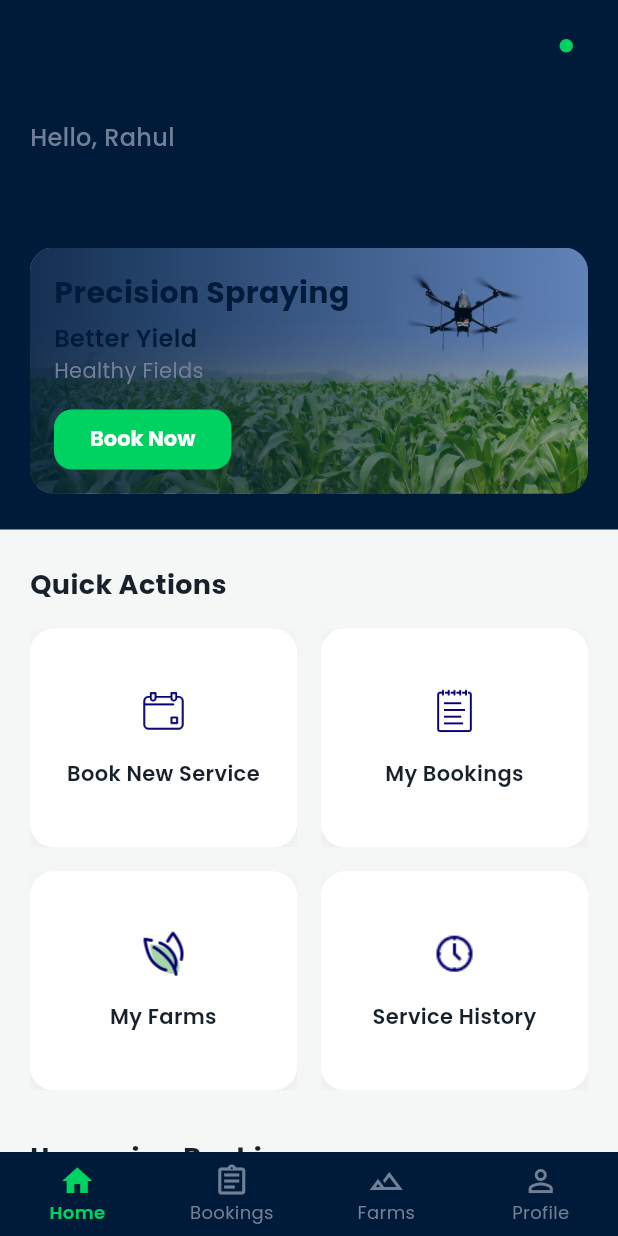
After one commit to Lakshya-Aerotech/Android-App, a Flutter app: the FarmerHomeScreen screen opened by its route, on a phone screen of 412 x 824 dp. The commit adds this screen. Run offline on Flutter 3.47's test engine with Material 3 defaults, Android fonts, the phone set to English and light mode, and no system bars; our stand-ins replace cloud_firestore, firebase_auth, firebase_core, flutter_riverpod, go_router, google_fonts and 1 more; accounts and stored records are empty.

Commit message:
feat: merge authentication and farmer home modules

```diff
--- a/lib/core/routes/app_router.dart
+++ b/lib/core/routes/app_router.dart
@@ -7,10 +7,48 @@ import '../../features/auth/presentation/otp_screen.dart';
 import '../../features/auth/presentation/complete_profile_screen.dart';
 import '../../features/auth/viewmodel/auth_viewmodel.dart';
 import '../../features/auth/models/user_model.dart';
+import '../../features/farmer/home/farmer_home_screen.dart';
 
 final routerProvider = Provider<GoRouter>((ref) {
+  final user = ref.watch(userModelProvider);
+  final isInitializing = ref.watch(isAuthInitializingProvider);
+
   return GoRouter(
     initialLocation: '/splash',
+    redirect: (context, state) {
+      final isAuthPath = state.matchedLocation == '/login' ||
+                         state.matchedLocation == '/otp';
+      final isSplash = state.matchedLocation == '/splash';
+
+      // 1. If still initializing (checking Firebase + Firestore), stay on splash
+      if (isInitializing) return '/splash';
+
+      // 2. If no user is logged in
+      if (user == null) {
+        // If not on an auth page, go to login
+        if (!isAuthPath && !isSplash) return '/login';
+        // If on splash after initialization, go to login
+        if (isSplash) return '/login';
+        return null;
+      }
+
+      // 3. If user is logged in and on an auth page or splash, redirect to dashboard
+      if (isAuthPath || isSplash || state.matchedLocation == '/') {
+        // Check profile completion for farmers
+        if (user.role == UserRole.farmer && !user.profileCompleted) {
+          return '/complete-profile';
+        }
+        // Redirect to their respective dashboard
+        return _getRoleDashboard(user.role);
+      }
+
+      // 4. Farmer profile completion guard
+      if (user.role == UserRole.farmer && !user.profileCompleted && state.matchedLocation != '/complete-profile') {
+        return '/complete-profile';
+      }
+
+      return null;
+    },
     routes: [
       GoRoute(
         path: '/splash',
@@ -32,10 +70,10 @@ final routerProvider = Provider<GoRouter>((ref) {
         builder: (context, state) => const CompleteProfileScreen(),
       ),
 
-      // Farmer Placeholder
+      // Farmer Dashboard
       GoRoute(
         path: '/farmer',
-        builder: (context, state) => _placeholderDashboard('Farmer Dashboard', context),
+        builder: (context, state) => const FarmerHomeScreen(),
       ),
 
       // Pilot Placeholder
@@ -56,28 +94,22 @@ final routerProvider = Provider<GoRouter>((ref) {
         builder: (context, state) => _placeholderDashboard('Admin Dashboard', context),
       ),
 
-      // Root redirect logic
       GoRoute(
         path: '/',
-        redirect: (context, state) {
-          final user = ref.read(userModelProvider);
-          if (user == null) return '/splash';
-
-          if (user.role == UserRole.farmer && !user.profileCompleted) {
-            return '/complete-profile';
-          }
-
-          switch (user.role) {
-            case UserRole.farmer: return '/farmer';
-            case UserRole.pilot: return '/pilot';
-            case UserRole.operations: return '/operations';
-            case UserRole.admin: return '/admin';
-          }
-        },
+        builder: (context, state) => const SplashScreen(), // Should be caught by redirect
       ),
     ],
   );
 });
+
+String _getRoleDashboard(UserRole role) {
+  switch (role) {
+    case UserRole.farmer: return '/farmer';
+    case UserRole.pilot: return '/pilot';
+    case UserRole.operations: return '/operations';
+    case UserRole.admin: return '/admin';
+  }
+}
 
 Widget _placeholderDashboard(String title, BuildContext context) {
   return Scaffold(
@@ -88,7 +120,7 @@ Widget _placeholderDashboard(String title, BuildContext context) {
         children: [
           Text(title, style: const TextStyle(fontSize: 24, fontWeight: FontWeight.bold)),
           const SizedBox(height: 16),
-          const Text('Placeholder for Developer 2\'s Implementation'),
+          const Text('Placeholder for Developer Implementation'),
           const SizedBox(height: 32),
           // Logout button to test auth flow
           Consumer(
@@ -96,7 +128,7 @@ Widget _placeholderDashboard(String title, BuildContext context) {
               return ElevatedButton(
                 onPressed: () {
                   ref.read(authViewModelProvider.notifier).logout();
-                  context.go('/login');
+                  // Router will automatically redirect to login because user becomes null
                 },
                 child: const Text('Logout'),
               );
--- a/lib/core/theme/app_colors.dart
+++ b/lib/core/theme/app_colors.dart
@@ -12,6 +12,8 @@ class AppColors {
   static const Color background = Color(0xFF010E1F);
   static const Color surface = Color(0xFF001B39);
   static const Color card = Color(0xFF1A2D44);
+  static const Color lightBackground = Color(0xFFF5F7F6);
+  static const Color lightSurface = Colors.white;
 
   // Text Colors
   static const Color textPrimary = Color(0xFF001B39);
@@ -19,6 +21,8 @@ class AppColors {
   static const Color textSecondary = Color(0xFF718096);
   static const Color textTertiary = Color(0xFFA0AEC0);
   static const Color textInverted = Colors.white;
+  static const Color textDark = Color(0xFF17212B);
+  static const Color textMutedDark = Color(0xFF667085);
 
   // Status Colors
   static const Color success = Color(0xFF00D261);
--- a/lib/core/widgets/section_header.dart
+++ b/lib/core/widgets/section_header.dart
@@ -4,11 +4,13 @@ import '../theme/app_text_styles.dart';
 class SectionHeader extends StatelessWidget {
   final String title;
   final Widget? action;
+  final TextStyle? titleStyle;
 
   const SectionHeader({
     super.key,
     required this.title,
     this.action,
+    this.titleStyle,
   });
 
   @override
@@ -18,7 +20,9 @@ class SectionHeader extends StatelessWidget {
       children: [
         Text(
           title,
-          style: AppTextStyles.titleMedium.copyWith(fontWeight: FontWeight.bold),
+          style:
+              titleStyle ??
+              AppTextStyles.titleMedium.copyWith(fontWeight: FontWeight.bold),
         ),
         if (action != null) action!,
       ],
--- a/lib/features/auth/presentation/splash_screen.dart
+++ b/lib/features/auth/presentation/splash_screen.dart
@@ -1,8 +1,6 @@
 import 'package:flutter/material.dart';
 import 'package:flutter_riverpod/flutter_riverpod.dart';
-import 'package:go_router/go_router.dart';
 import '../viewmodel/auth_viewmodel.dart';
-import '../models/user_model.dart';
 import '../../../core/theme/app_colors.dart';
 import '../../../core/theme/app_text_styles.dart';
 
@@ -17,53 +15,34 @@ class _SplashScreenState extends ConsumerState<SplashScreen> {
   @override
   void initState() {
     super.initState();
-    _checkAuth();
+    _initializeData();
   }
 
-  Future<void> _checkAuth() async {
-    await Future.delayed(const Duration(seconds: 3));
+  Future<void> _initializeData() async {
+    // Artificial delay to show logo
+    await Future.delayed(const Duration(seconds: 2));
 
-    if (!mounted) return;
+    // Wait for the auth state stream to emit at least once
+    // and fetch the user data if logged in
+    try {
+      final authUser = await ref.read(authStateProvider.future);
 
-    final user = ref.read(authStateProvider).value;
-    if (user == null) {
-      if (mounted) context.go('/login');
-      return;
-    }
+      if (authUser != null) {
+        final repository = ref.read(authRepositoryProvider);
+        final userData = await repository.getUserData(authUser.uid);
 
-    final repository = ref.read(authRepositoryProvider);
-    final userData = await repository.getUserData(user.uid);
-
-    if (userData == null) {
-      if (mounted) context.go('/login');
-      return;
-    }
-
-    ref.read(userModelProvider.notifier).state = userData;
-
-    if (mounted) {
-      if (userData.role == UserRole.farmer && !userData.profileCompleted) {
-        context.go('/complete-profile');
-      } else {
-        _navigateToDashboard(userData.role);
+        if (userData != null) {
+          ref.read(userModelProvider.notifier).state = userData;
+        }
       }
-    }
-  }
-
-  void _navigateToDashboard(UserRole role) {
-    switch (role) {
-      case UserRole.farmer:
-        context.go('/farmer');
-        break;
-      case UserRole.pilot:
-        context.go('/pilot');
-        break;
-      case UserRole.operations:
-        context.go('/operations');
-        break;
-      case UserRole.admin:
-        context.go('/admin');
-        break;
+    } catch (e) {
+      // Handle potential initialization errors
+      debugPrint('Initialization error: $e');
+    } finally {
+      // Mark initialization as complete regardless of outcome
+      if (mounted) {
+        ref.read(isAuthInitializingProvider.notifier).state = false;
+      }
     }
   }
 
--- a/lib/features/auth/viewmodel/auth_viewmodel.dart
+++ b/lib/features/auth/viewmodel/auth_viewmodel.dart
@@ -12,6 +12,8 @@ final authStateProvider = StreamProvider<User?>((ref) {
 });
 
 final userModelProvider = StateProvider<UserModel?>((ref) => null);
+
+final isAuthInitializingProvider = StateProvider<bool>((ref) => true);
 
 enum AuthStatus { initial, loading, otpSent, authenticated, unauthenticated, error }
 
--- /dev/null
+++ b/lib/features/farmer/home/farmer_home_data.dart
@@ -0,0 +1,66 @@
+import 'package:flutter/material.dart';
+
+import '../../../core/theme/app_colors.dart';
+import '../../../core/widgets/status_chip.dart';
+
+const mockFarmerName = 'Rahul';
+
+// TODO: Fetch farmer name from users/{currentUserUid}.name.
+
+class FarmerQuickAction {
+  final String label;
+  final IconData icon;
+  final Color iconColor;
+
+  const FarmerQuickAction({
+    required this.label,
+    required this.icon,
+    required this.iconColor,
+  });
+}
+
+class FarmerUpcomingBooking {
+  final String dateTime;
+  final String farmName;
+  final String cropInfo;
+  final BookingStatus status;
+
+  const FarmerUpcomingBooking({
+    required this.dateTime,
+    required this.farmName,
+    required this.cropInfo,
+    required this.status,
+  });
+}
+
+const farmerQuickActions = [
+  FarmerQuickAction(
+    label: 'Book New Service',
+    icon: Icons.add_circle_outline,
+    iconColor: AppColors.accent,
+  ),
+  FarmerQuickAction(
+    label: 'My Bookings',
+    icon: Icons.assignment_outlined,
+    iconColor: AppColors.primary,
+  ),
+  FarmerQuickAction(
+    label: 'My Farms',
+    icon: Icons.landscape_outlined,
+    iconColor: AppColors.accent,
+  ),
+  FarmerQuickAction(
+    label: 'Service History',
+    icon: Icons.history_outlined,
+    iconColor: AppColors.primary,
+  ),
+];
+
+const mockUpcomingBooking = FarmerUpcomingBooking(
+  dateTime: 'Tomorrow, 10:00 AM',
+  farmName: 'Farm - Green Valley',
+  cropInfo: 'Cotton • 5 Acres',
+  status: BookingStatus.assigned,
+);
+
+// TODO: Replace mockUpcomingBooking with the farmer's nearest active Firestore booking.
--- /dev/null
+++ b/lib/features/farmer/home/farmer_home_screen.dart
@@ -0,0 +1,141 @@
+import 'package:flutter/material.dart';
+
+import '../../../core/constants/app_sizes.dart';
+import '../../../core/constants/app_spacing.dart';
+import '../../../core/theme/app_colors.dart';
+import '../../../core/theme/app_text_styles.dart';
+import '../../../core/widgets/booking_card.dart';
+import '../../../core/widgets/custom_bottom_nav_bar.dart';
+import '../../../core/widgets/section_header.dart';
+import 'farmer_home_data.dart';
+import 'widgets/farmer_home_header.dart';
+import 'widgets/quick_action_card.dart';
+
+class FarmerHomeScreen extends StatelessWidget {
+  const FarmerHomeScreen({super.key});
+
+  String? _quickActionAssetPath(String label) {
+    return switch (label) {
+      'Book New Service' => 'assets/icons/book_new_service.png',
+      'My Bookings' => 'assets/icons/my_bookings.png',
+      'My Farms' => 'assets/icons/my_farms.png',
+      'Service History' => 'assets/icons/service_history.png',
+      _ => null,
+    };
+  }
+
+  void _showComingSoon(BuildContext context, String feature) {
+    ScaffoldMessenger.of(
+      context,
+    ).showSnackBar(SnackBar(content: Text('$feature coming soon')));
+  }
+
+  @override
+  Widget build(BuildContext context) {
+    return Scaffold(
+      backgroundColor: AppColors.lightBackground,
+      body: SafeArea(
+        bottom: false,
+        child: SingleChildScrollView(
+          child: Column(
+            crossAxisAlignment: CrossAxisAlignment.stretch,
+            children: [
+              FarmerHomeHeader(
+                farmerName: mockFarmerName,
+                onBookNow: () => _showComingSoon(context, 'Booking feature'),
+              ),
+              Padding(
+                padding: const EdgeInsets.fromLTRB(
+                  AppSizes.screenPadding,
+                  AppSpacing.lg,
+                  AppSizes.screenPadding,
+                  AppSpacing.xxl,
+                ),
+                child: Column(
+                  crossAxisAlignment: CrossAxisAlignment.start,
+                  children: [
+                    SectionHeader(
+                      title: 'Quick Actions',
+                      titleStyle: AppTextStyles.titleMedium.copyWith(
+                        color: AppColors.textDark,
+                        fontWeight: FontWeight.bold,
+                      ),
+                    ),
+                    AppSpacing.verticalMd,
+                    GridView.builder(
+                      itemCount: farmerQuickActions.length,
+                      shrinkWrap: true,
+                      physics: const NeverScrollableScrollPhysics(),
+                      gridDelegate:
+                          const SliverGridDelegateWithFixedCrossAxisCount(
+                            crossAxisCount: 2,
+                            mainAxisSpacing: AppSpacing.md,
+                            crossAxisSpacing: AppSpacing.md,
+                            childAspectRatio: 1.22,
+                          ),
+                      itemBuilder: (context, index) {
+                        final action = farmerQuickActions[index];
+                        return QuickActionCard(
+                          label: action.label,
+                          icon: action.icon,
+                          iconColor: action.iconColor,
+                          assetPath: _quickActionAssetPath(action.label),
+                          onTap: () => _showComingSoon(context, action.label),
+                        );
+                      },
+                    ),
+                    AppSpacing.verticalXl,
+                    SectionHeader(
+                      title: 'Upcoming Booking',
+                      titleStyle: AppTextStyles.titleMedium.copyWith(
+                        color: AppColors.textDark,
+                        fontWeight: FontWeight.bold,
+                      ),
+                    ),
+                    AppSpacing.verticalMd,
+                    BookingCard(
+                      dateTime: mockUpcomingBooking.dateTime,
+                      farmName: mockUpcomingBooking.farmName,
+                      cropInfo: mockUpcomingBooking.cropInfo,
+                      status: mockUpcomingBooking.status,
+                      onTap: () => _showComingSoon(context, 'Booking details'),
+                    ),
+                  ],
+                ),
+              ),
+            ],
+          ),
+        ),
+      ),
+      bottomNavigationBar: SafeArea(
+        top: false,
+        child: Theme(
+          data: Theme.of(context).copyWith(
+            bottomNavigationBarTheme: BottomNavigationBarThemeData(
+              backgroundColor: AppColors.primary,
+              selectedItemColor: AppColors.accent,
+              unselectedItemColor: AppColors.textSecondary,
+              selectedLabelStyle: AppTextStyles.bodySmall.copyWith(
+                color: AppColors.accent,
+                fontWeight: FontWeight.w600,
+              ),
+              unselectedLabelStyle: AppTextStyles.bodySmall,
+              type: BottomNavigationBarType.fixed,
+              elevation: 0,
+            ),
+          ),
+          child: CustomBottomNavBar(
+            currentIndex: 0,
+            onTap: (index) {
+              if (index == 0) {
+                return;
+              }
+              const labels = ['Home', 'Bookings', 'Farms', 'Profile'];
+              _showComingSoon(context, labels[index]);
+            },
+          ),
+        ),
+      ),
+    );
+  }
+}
--- /dev/null
+++ b/lib/features/farmer/home/widgets/farmer_home_header.dart
@@ -0,0 +1,102 @@
+import 'package:flutter/material.dart';
+
+import '../../../../core/constants/app_sizes.dart';
+import '../../../../core/constants/app_spacing.dart';
+import '../../../../core/theme/app_colors.dart';
+import '../../../../core/theme/app_text_styles.dart';
+import 'farmer_promo_banner.dart';
+
+class FarmerHomeHeader extends StatelessWidget {
+  final String farmerName;
+  final VoidCallback onBookNow;
+
+  const FarmerHomeHeader({
+    super.key,
+    required this.farmerName,
+    required this.onBookNow,
+  });
+
+  String _greetingFor(DateTime now) {
+    if (now.hour < 12) {
+      return 'Good Morning!';
+    }
+    if (now.hour < 17) {
+      return 'Good Afternoon!';
+    }
+    return 'Good Evening!';
+  }
+
+  @override
+  Widget build(BuildContext context) {
+    return Container(
+      width: double.infinity,
+      color: AppColors.primary,
+      child: Padding(
+        padding: const EdgeInsets.fromLTRB(
+          AppSizes.screenPadding,
+          AppSpacing.md,
+          AppSizes.screenPadding,
+          AppSpacing.lg,
+        ),
+        child: Column(
+          crossAxisAlignment: CrossAxisAlignment.start,
+          children: [
+            Row(
+              mainAxisAlignment: MainAxisAlignment.spaceBetween,
+              children: [
+                IconButton(
+                  onPressed: () {},
+                  icon: const Icon(Icons.menu, color: AppColors.icon),
+                  tooltip: 'Menu',
+                ),
+                Stack(
+                  clipBehavior: Clip.none,
+                  children: [
+                    IconButton(
+                      onPressed: () {},
+                      icon: const Icon(
+                        Icons.notifications_none,
+                        color: AppColors.icon,
+                      ),
+                      tooltip: 'Notifications',
+                    ),
+                    Positioned(
+                      top: 10,
+                      right: 10,
+                      child: Container(
+                        width: 9,
+                        height: 9,
+                        decoration: const BoxDecoration(
+                          color: AppColors.accent,
+                          shape: BoxShape.circle,
+                        ),
+                      ),
+                    ),
+                  ],
+                ),
+              ],
+            ),
+            AppSpacing.verticalMd,
+            Text(
+              'Hello, $farmerName',
+              style: AppTextStyles.bodyLarge.copyWith(
+                color: AppColors.textSecondary,
+                fontWeight: FontWeight.w500,
+              ),
+            ),
+            AppSpacing.verticalXs,
+            Text(
+              _greetingFor(DateTime.now()),
+              style: AppTextStyles.headlineLarge.copyWith(
+                color: AppColors.textPrimary,
+                fontWeight: FontWeight.bold,
+              ),
+            ),
+            AppSpacing.verticalLg,
+            FarmerPromoBanner(onBookNow: onBookNow),
+          ],
+        ),
+      ),
+    );
+  }
+}
--- /dev/null
+++ b/lib/features/farmer/home/widgets/farmer_promo_banner.dart
@@ -0,0 +1,117 @@
+import 'package:flutter/material.dart';
+
+import '../../../../core/constants/app_radius.dart';
+import '../../../../core/constants/app_sizes.dart';
+import '../../../../core/constants/app_spacing.dart';
+import '../../../../core/theme/app_colors.dart';
+import '../../../../core/theme/app_text_styles.dart';
+
+class FarmerPromoBanner extends StatelessWidget {
+  final VoidCallback onBookNow;
+
+  const FarmerPromoBanner({super.key, required this.onBookNow});
+
+  static const _assetPath = 'assets/images/drone_image.jpg';
+
+  @override
+  Widget build(BuildContext context) {
+    return ClipRRect(
+      borderRadius: AppRadius.radiusLg,
+      child: SizedBox(
+        width: double.infinity,
+        child: ConstrainedBox(
+          constraints: const BoxConstraints(minHeight: 156),
+          child: Stack(
+            children: [
+              Positioned.fill(
+                child: Image.asset(
+                  _assetPath,
+                  fit: BoxFit.cover,
+                  errorBuilder: (context, error, stackTrace) {
+                    return const DecoratedBox(
+                      decoration: BoxDecoration(
+                        gradient: LinearGradient(
+                          begin: Alignment.topLeft,
+                          end: Alignment.bottomRight,
+                          colors: [AppColors.primary, Color(0xFF0E5B3B)],
+                        ),
+                      ),
+                    );
+                  },
+                ),
+              ),
+              const Positioned.fill(
+                child: DecoratedBox(
+                  decoration: BoxDecoration(
+                    gradient: LinearGradient(
+                      begin: Alignment.centerLeft,
+                      end: Alignment.centerRight,
+                      colors: [Color(0xDD001B39), Color(0x55001B39)],
+                    ),
+                  ),
+                ),
+              ),
+              Padding(
+                padding: const EdgeInsets.all(AppSizes.cardPadding),
+                child: Column(
+                  mainAxisSize: MainAxisSize.min,
+                  crossAxisAlignment: CrossAxisAlignment.start,
+                  mainAxisAlignment: MainAxisAlignment.center,
+                  children: [
+                    Text(
+                      'Precision Spraying',
+                      style: AppTextStyles.titleLarge.copyWith(
+                        color: AppColors.textPrimary,
+                        fontWeight: FontWeight.bold,
+                      ),
+                    ),
+                    AppSpacing.verticalXs,
+                    Text(
+                      'Better Yield',
+                      style: AppTextStyles.bodyLarge.copyWith(
+                        color: AppColors.textPrimary,
+                        fontWeight: FontWeight.w600,
+                      ),
+                    ),
+                    Text(
+                      'Healthy Fields',
+                      style: AppTextStyles.bodyMedium.copyWith(
+                        color: AppColors.textSecondary,
+                      ),
+                    ),
+                    AppSpacing.verticalMd,
+                    SizedBox(
+                      height: 40,
+                      child: ElevatedButton(
+                        onPressed: onBookNow,
+                        style: ElevatedButton.styleFrom(
+                          backgroundColor: AppColors.accent,
+                          foregroundColor: AppColors.textInverted,
+                          minimumSize: const Size(112, 40),
+                          padding: const EdgeInsets.symmetric(
+                            horizontal: AppSpacing.lg,
+                          ),
+                          shape: RoundedRectangleBorder(
+                            borderRadius: AppRadius.radiusMd,
+                          ),
+                          elevation: 0,
+                        ),
+                        child: Text(
+                          'Book Now',
+                          style: AppTextStyles.labelLarge.copyWith(
+                            color: AppColors.textInverted,
+                            fontWeight: FontWeight.bold,
+                          ),
+                        ),
+                      ),
+                    ),
+                  ],
+                ),
+              ),
+            ],
+          ),
+        ),
+      ),
+    );
+  }
+}
--- /dev/null
+++ b/lib/features/farmer/home/widgets/quick_action_card.dart
@@ -0,0 +1,80 @@
+import 'package:flutter/material.dart';
+
+import '../../../../core/constants/app_radius.dart';
+import '../../../../core/constants/app_shadows.dart';
+import '../../../../core/constants/app_sizes.dart';
+import '../../../../core/constants/app_spacing.dart';
+import '../../../../core/theme/app_colors.dart';
+import '../../../../core/theme/app_text_styles.dart';
+
+class QuickActionCard extends StatelessWidget {
+  final String label;
+  final IconData icon;
+  final Color iconColor;
+  final String? assetPath;
+  final VoidCallback onTap;
+
+  const QuickActionCard({
+    super.key,
+    required this.label,
+    required this.icon,
+    required this.iconColor,
+    this.assetPath,
+    required this.onTap,
+  });
+
+  @override
+  Widget build(BuildContext context) {
+    return Material(
+      color: AppColors.lightSurface,
+      borderRadius: AppRadius.radiusLg,
+      child: InkWell(
+        onTap: onTap,
+        borderRadius: AppRadius.radiusLg,
+        child: Ink(
+          decoration: BoxDecoration(
+            color: AppColors.lightSurface,
+            borderRadius: AppRadius.radiusLg,
+            boxShadow: AppShadows.soft,
+          ),
+          child: Padding(
+            padding: const EdgeInsets.all(AppSizes.cardPadding),
+            child: Column(
+              mainAxisAlignment: MainAxisAlignment.center,
+              children: [
+                if (assetPath != null)
+                  Image.asset(
+                    assetPath!,
+                    width: AppSizes.iconSizeLg,
+                    height: AppSizes.iconSizeLg,
+                    fit: BoxFit.contain,
+                    errorBuilder:
+                        (context, error, stackTrace) => Icon(
+                          icon,
+                          size: AppSizes.iconSizeLg,
+                          color: iconColor,
+                        ),
+                  )
+                else
+                  Icon(icon, size: AppSizes.iconSizeLg, color: iconColor),
+                AppSpacing.verticalMd,
+                Flexible(
+                  child: Text(
+                    label,
+                    textAlign: TextAlign.center,
+                    maxLines: 2,
+                    overflow: TextOverflow.ellipsis,
+                    style: AppTextStyles.labelLarge.copyWith(
+                      color: AppColors.textDark,
+                      fontWeight: FontWeight.w600,
+                    ),
+                  ),
+                ),
+              ],
+            ),
+          ),
+        ),
+      ),
+    );
+  }
+}
--- a/pubspec.yaml
+++ b/pubspec.yaml
@@ -40,6 +40,7 @@ flutter:
 
   assets:
     - assets/images/
+    - assets/icons/
 
   # Uncomment when you add custom fonts
   # fonts:
```
Also changed, not shown: assets/icons/book_new_service.png (added), assets/icons/my_bookings.png (added), assets/icons/my_farms.png (added), assets/icons/service_history.png (added), assets/images/drone_image.jpg (added), 1 other file.
